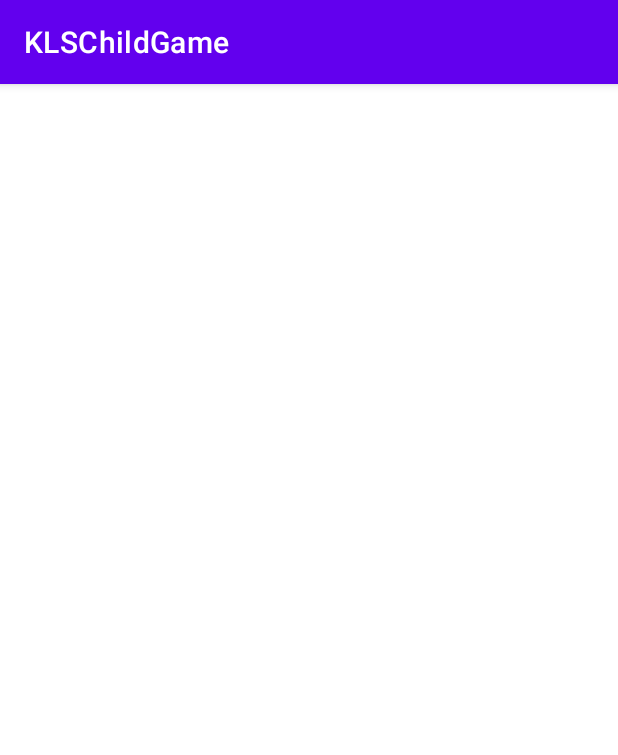
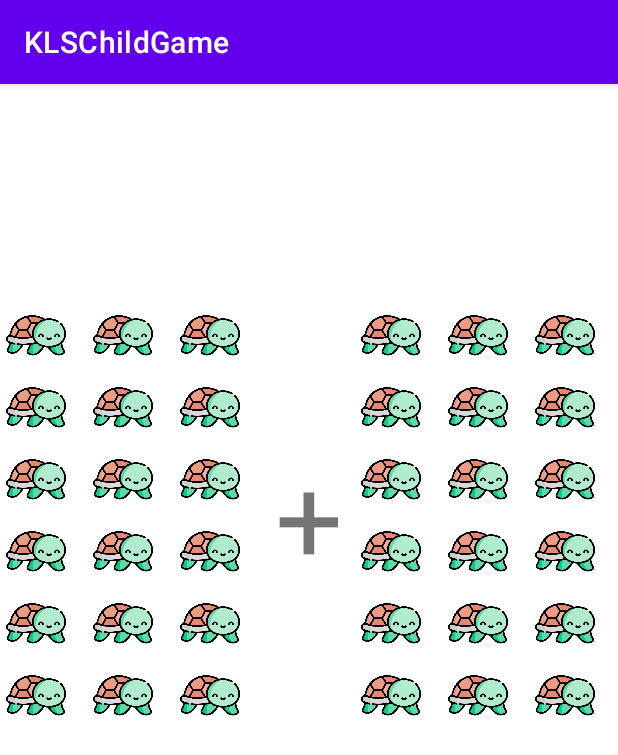
Before and after one commit to 1Alexander1-oss/KLSChildGame, an Android app: the ArithmeticActivity screen opened directly, with no data from a screen before it, on a phone screen of 412 x 824 dp. Shown: the top 755 px of the screen. Run offline under Robolectric (Android 15) with nearby library versions, the light colour scheme and no system bars.

Commit message:
add image turtle

```diff
--- a/app/src/main/java/com/nyx/klschildgame/ArithmeticActivity.kt
+++ b/app/src/main/java/com/nyx/klschildgame/ArithmeticActivity.kt
@@ -1,11 +1,28 @@
 package com.nyx.klschildgame
 
 import android.os.Bundle
+import android.widget.GridView
 import androidx.appcompat.app.AppCompatActivity
 
 class ArithmeticActivity : AppCompatActivity() {
+    private lateinit var leftListView: GridView
+    private lateinit var rightListView: GridView
+
     override fun onCreate(savedInstanceState: Bundle?) {
         super.onCreate(savedInstanceState)
         setContentView(R.layout.activity_arithmetic)
+
+        leftListView = findViewById(R.id.left_list_view)
+        rightListView = findViewById(R.id.right_list_view)
+
+
+
+        val adapter = ArithmeticImageItemAdapter(
+            this,
+            listOf(1, 2, 3, 4, 5, 6, 7, 8, 9, 10, 11, 12, 13, 14, 15, 16, 17, 18),
+            R.drawable.turtle
+        )
+        leftListView.adapter = adapter
+        rightListView.adapter = adapter
     }
 }
--- /dev/null
+++ b/app/src/main/java/com/nyx/klschildgame/ArithmeticImageItemAdapter.kt
@@ -0,0 +1,33 @@
+package com.nyx.klschildgame
+
+import android.content.Context
+import android.view.LayoutInflater
+import android.view.View
+import android.view.ViewGroup
+import android.widget.BaseAdapter
+import android.widget.ImageView
+
+class ArithmeticImageItemAdapter(
+    private val context: Context,
+    private val items: List<Int>,
+    private val imageResId: Int,
+) : BaseAdapter() {
+    override fun getCount(): Int = items.size
+
+    override fun getItem(position: Int) = items[position]
+
+    override fun getItemId(position: Int) = items[position].toLong()
+
+    override fun getView(position: Int, p1: View?, parent: ViewGroup?): View {
+        val inflater = context.getSystemService(Context.LAYOUT_INFLATER_SERVICE) as LayoutInflater
+        val imageView = inflater.inflate(
+            R.layout.arithmetic_image_item,
+            parent,
+            false
+        ) as ImageView
+
+        imageView.setImageResource(imageResId)
+
+        return imageView
+    }
+}
--- a/app/src/main/res/layout/activity_arithmetic.xml
+++ b/app/src/main/res/layout/activity_arithmetic.xml
@@ -12,6 +12,7 @@
         android:orientation="horizontal">
 
         <TextView
+            android:id="@+id/left_variable"
             android:layout_width="0dp"
             android:layout_height="wrap_content"
             android:layout_weight="1"
@@ -19,6 +20,7 @@
             tools:text="3" />
 
         <TextView
+            android:id="@+id/right_variable"
             android:layout_width="0dp"
             android:layout_height="wrap_content"
             android:layout_weight="1"
@@ -31,29 +33,32 @@
 
     <LinearLayout
         android:layout_width="match_parent"
-        android:layout_height="wrap_content"
+        android:layout_height="0dp"
         android:layout_weight="1"
         android:gravity="center"
         android:orientation="horizontal">
 
-        <ListView
-            android:layout_width="100dp"
+        <GridView
+            android:id="@+id/left_list_view"
+            android:layout_width="0dp"
             android:layout_height="wrap_content"
-            android:layout_weight="1" />
+            android:layout_weight="1"
+            android:numColumns="3" />
 
         <TextView
             android:layout_width="wrap_content"
-            android:layout_height="200dp"
+            android:layout_height="wrap_content"
+            android:gravity="center"
+            android:paddingHorizontal="8dp"
+            android:text="+"
+            android:textSize="80sp" />
+
+        <GridView
+            android:id="@+id/right_list_view"
+            android:layout_width="0dp"
+            android:layout_height="wrap_content"
             android:layout_weight="1"
-            android:gravity="center"
-            android:textSize="80sp"
-            tools:text="+" />
-
-        <ListView
-            android:layout_width="100dp"
-            android:layout_height="wrap_content"
-            android:layout_weight="1" />
-
+            android:numColumns="3" />
     </LinearLayout>
 
     <LinearLayout
--- /dev/null
+++ b/app/src/main/res/layout/arithmetic_image_item.xml
@@ -0,0 +1,5 @@
+<?xml version="1.0" encoding="utf-8"?>
+<ImageView xmlns:android="http://schemas.android.com/apk/res/android"
+    android:layout_width="48dp"
+    android:layout_height="48dp"
+    android:padding="4dp" />
```
Also changed, not shown: app/src/main/res/drawable/apple.png (added), app/src/main/res/drawable/orange.png (added), app/src/main/res/drawable/strawberry.png (added).
